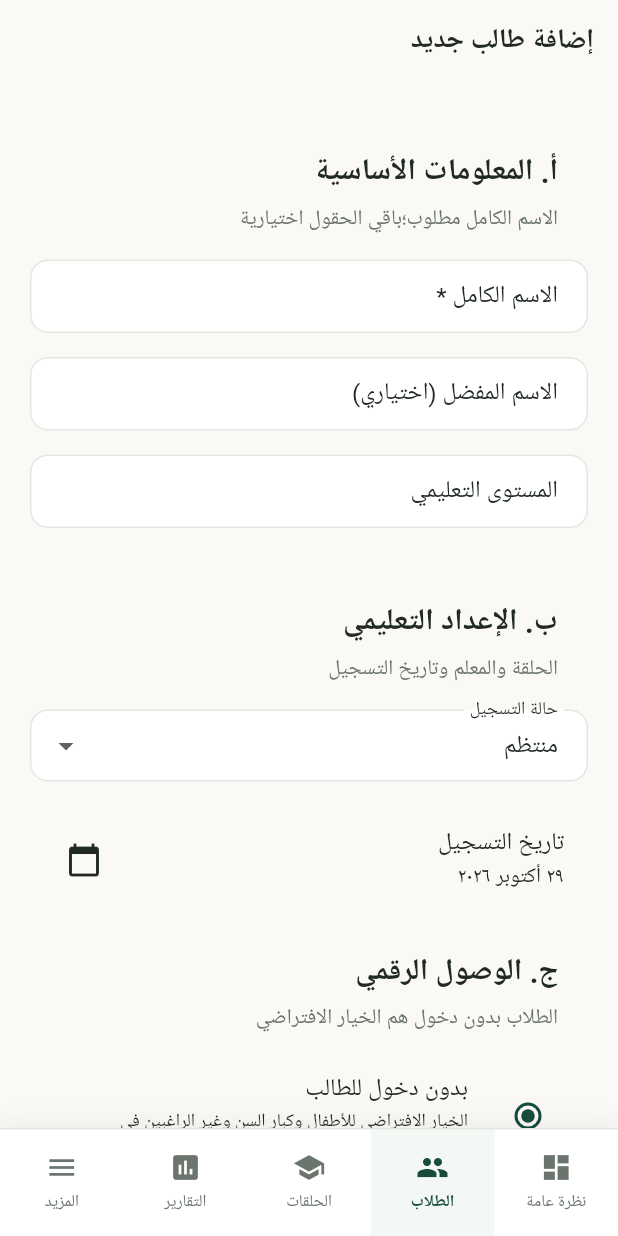
After one commit to ammar0xff/quran-center, a Flutter app: the AddStudentScreen screen opened by its route, on a phone screen of 412 x 824 dp. The commit adds this screen. Run offline on Flutter 3.47's test engine with Material 3 defaults, Android fonts, the phone set to English and light mode, and no system bars; our stand-ins replace cloud_firestore, firebase_auth, firebase_core, flutter_riverpod, go_router; accounts and stored records are empty.

Commit message:
Phase 4 (part 3): director Add Student form
- lib/features/director/students/add_student_screen.dart — multi-section Add
  Student form (A: basic info with full name required + optional DOB/contact;
  B: educational setup level/circle/teacher/enrollment status; C: digital access
  no-login default vs create login; D: review summary). Account mode 'none' is
  default; never forces email. Saves via student repository with success/error
  snackbar feedback.
- lib/app/router.dart — /director/students/add route wired

flutter analyze: No issues found
flutter test: All 31 tests passed

```diff
--- a/lib/app/router.dart
+++ b/lib/app/router.dart
@@ -6,6 +6,7 @@ import 'package:quran_center/features/authentication/screens/forgot_password_scr
 import 'package:quran_center/features/authentication/screens/login_screen.dart';
 import 'package:quran_center/features/authentication/screens/splash_screen.dart';
 import 'package:quran_center/features/director/dashboard/director_dashboard_screen.dart';
+import 'package:quran_center/features/director/students/add_student_screen.dart';
 import 'package:quran_center/features/director/students/student_management_list_screen.dart';
 
 abstract class AppRoute {
@@ -60,6 +61,10 @@ final router = GoRouter(
       path: '/director/students',
       builder: (_, __) => const StudentManagementListScreen(),
     ),
+    GoRoute(
+      path: '/director/students/add',
+      builder: (_, __) => const AddStudentScreen(),
+    ),
   ],
 );
 
--- /dev/null
+++ b/lib/features/director/students/add_student_screen.dart
@@ -0,0 +1,303 @@
+import 'package:flutter/material.dart';
+import 'package:flutter_riverpod/flutter_riverpod.dart';
+import 'package:intl/intl.dart' hide TextDirection;
+import 'package:quran_center/core/theme/design_tokens.dart';
+import 'package:quran_center/data/models/enums.dart';
+import 'package:quran_center/data/models/student.dart';
+import 'package:quran_center/data/providers/repositories.dart';
+import 'package:quran_center/design_system/components/custom_bottom_nav.dart';
+
+/// Director "Add Student" form.
+///
+/// Multi-section form:
+///   A. Basic information (full name required; DOB/contact optional)
+///   B. Educational setup (level, circle, teacher, enrollment date, status)
+///   C. Digital access (no login [default] or create login)
+///   D. Review summary
+///
+/// Never forces children/non-technical adults to provide email.
+/// Account mode 'none' is the recommended default.
+class AddStudentScreen extends ConsumerStatefulWidget {
+  const AddStudentScreen({super.key});
+
+  @override
+  ConsumerState<AddStudentScreen> createState() => _AddStudentScreenState();
+}
+
+class _AddStudentScreenState extends ConsumerState<AddStudentScreen> {
+  final _formKey = GlobalKey<FormState>();
+  final _fullNameController = TextEditingController();
+  final _preferredNameController = TextEditingController();
+  final _educationalLevelController = TextEditingController();
+
+  AccountMode _accountMode = AccountMode.none; // default: no login
+  EnrollmentStatus _enrollmentStatus = EnrollmentStatus.active;
+  bool _submitting = false;
+  int _section = 0; // 0=A, 1=B, 2=C, 3=D
+
+  String? _validateRequired(String? value) {
+    if (value == null || value.trim().isEmpty) {
+      return 'هذا الحقل مطلوب';
+    }
+    return null;
+  }
+
+  @override
+  void dispose() {
+    _fullNameController.dispose();
+    _preferredNameController.dispose();
+    _educationalLevelController.dispose();
+    super.dispose();
+  }
+
+  Future<void> _save() async {
+    if (!_formKey.currentState!.validate()) return;
+    setState(() => _submitting = true);
+    try {
+      final repo = ref.read(studentRepositoryProvider);
+      final student = Student(
+        studentId: 's_${DateTime.now().millisecondsSinceEpoch}',
+        centerId: 'center-1',
+        fullName: _fullNameController.text.trim(),
+        preferredName: _preferredNameController.text.trim().isEmpty
+            ? null
+            : _preferredNameController.text.trim(),
+        accountMode: _accountMode,
+        enrollmentStatus: _enrollmentStatus,
+        educationalLevel: _educationalLevelController.text.trim().isEmpty
+            ? 'مبتدئ'
+            : _educationalLevelController.text.trim(),
+        createdAt: DateTime.now(),
+        updatedAt: DateTime.now(),
+      );
+      await repo.createStudent(student);
+      if (!mounted) return;
+      ScaffoldMessenger.of(context).showSnackBar(const SnackBar(
+        content: Text('تم إضافة الطالب بنجاح'),
+        backgroundColor: DesignTokens.success,
+      ));
+      // TODO: navigate to new student profile
+    } catch (e) {
+      if (!mounted) return;
+      ScaffoldMessenger.of(context).showSnackBar(SnackBar(
+        content: Text('فشل الإضافة: $e'),
+        backgroundColor: DesignTokens.error,
+      ));
+    } finally {
+      if (mounted) setState(() => _submitting = false);
+    }
+  }
+
+  Widget _sectionHeader(String title, String subtitle) {
+    return Padding(
+      padding: const EdgeInsets.symmetric(horizontal: DesignTokens.space20),
+      child: Column(
+        crossAxisAlignment: CrossAxisAlignment.start,
+        children: [
+          const SizedBox(height: DesignTokens.space24),
+          Text(
+            title,
+            style: const TextStyle(
+              fontSize: 20,
+              fontWeight: FontWeight.w700,
+              color: DesignTokens.mainText,
+            ),
+          ),
+          const SizedBox(height: DesignTokens.space6),
+          Text(
+            subtitle,
+            style: TextStyle(fontSize: 14, color: DesignTokens.secondaryText),
+          ),
+          const SizedBox(height: DesignTokens.space16),
+        ],
+      ),
+    );
+  }
+
+  @override
+  Widget build(BuildContext context) {
+    return Directionality(
+      textDirection: TextDirection.rtl,
+      child: Scaffold(
+        backgroundColor: DesignTokens.warmOffWhite,
+        appBar: AppBar(
+          title: const Text('إضافة طالب جديد'),
+          centerTitle: false,
+        ),
+        body: Form(
+          key: _formKey,
+          child: ListView(
+            padding: const EdgeInsets.all(DesignTokens.space20),
+            children: [
+              // Section A: Basic information
+              _sectionHeader('أ. المعلومات الأساسية', 'الاسم الكامل مطلوب؛باقي الحقول اختيارية'),
+              TextFormField(
+                controller: _fullNameController,
+                decoration: const InputDecoration(
+                  labelText: 'الاسم الكامل *',
+                  hintText: 'أدخل الاسم الكامل للطالب',
+                ),
+                validator: _validateRequired,
+              ),
+              const SizedBox(height: DesignTokens.space16),
+              TextFormField(
+                controller: _preferredNameController,
+                decoration: const InputDecoration(
+                  labelText: 'الاسم المفضل (اختياري)',
+                  hintText: 'اسم يُنادي به الطالب',
+                ),
+              ),
+              const SizedBox(height: DesignTokens.space16),
+              TextFormField(
+                controller: _educationalLevelController,
+                decoration: const InputDecoration(
+                  labelText: 'المستوى التعليمي',
+                  hintText: 'مثال: مبتدئ',
+                ),
+              ),
+              const SizedBox(height: DesignTokens.space24),
+
+              // Section B: Educational setup
+              _sectionHeader('ب. الإعداد التعليمي', 'الحلقة والمعلم وتاريخ التسجيل'),
+              DropdownButtonFormField<EnrollmentStatus>(
+                value: _enrollmentStatus,
+                decoration: const InputDecoration(labelText: 'حالة التسجيل'),
+                items: EnrollmentStatus.values.map((s) {
+                  return DropdownMenuItem(
+                    value: s,
+                    child: Text(_statusLabel(s)),
+                  );
+                }).toList(),
+                onChanged: (v) => setState(() => _enrollmentStatus = v!),
+              ),
+              const SizedBox(height: DesignTokens.space16),
+              ListTile(
+                title: const Text('تاريخ التسجيل'),
+                subtitle: Text(DateFormat.yMMMMd('ar').format(DateTime.now())),
+                trailing: const Icon(Icons.calendar_today),
+                onTap: () {},
+              ),
+
+              // Section C: Digital access
+              _sectionHeader('ج. الوصول الرقمي', 'الطلاب بدون دخول هم الخيار الافتراضي'),
+              ListTile(
+                leading: Radio<AccountMode>(
+                  value: AccountMode.none,
+                  groupValue: _accountMode,
+                  onChanged: (v) => setState(() => _accountMode = v!),
+                ),
+                title: const Text('بدون دخول للطالب'),
+                subtitle: const Text(
+                  'الخيار الافتراضي للأطفال وكبار السن وغير الراغبين في التكنولوجيا',
+                  style: TextStyle(fontSize: 12),
+                ),
+              ),
+              ListTile(
+                leading: Radio<AccountMode>(
+                  value: AccountMode.loginEnabled,
+                  groupValue: _accountMode,
+                  onChanged: (v) => setState(() => _accountMode = v!),
+                ),
+                title: const Text('إنشاء دخول للطالب'),
+                subtitle: const Text(
+                  'سيتم تزويد الطالب بحساب دخول آمن مرتبط بملفه التعليمي الحالي',
+                  style: TextStyle(fontSize: 12),
+                ),
+              ),
+              if (_accountMode == AccountMode.loginEnabled) ...[
+                const SizedBox(height: DesignTokens.space16),
+                TextFormField(
+                  decoration: const InputDecoration(
+                    labelText: 'بريد إلكتروني (مطلوب إذا تم تفعيل الدخول)',
+                  ),
+                  validator: _validateRequired,
+                ),
+                const SizedBox(height: DesignTokens.space16),
+              ],
+
+              // Section D: Review
+              _sectionHeader('د. المراجعة', 'مراجعة البيانات قبل الحفظ'),
+              Card(
+                child: Padding(
+                  padding: const EdgeInsets.all(DesignTokens.space16),
+                  child: Column(
+                    crossAxisAlignment: CrossAxisAlignment.start,
+                    children: [
+                      Text('الاسم: ${_fullNameController.text}'),
+                      const SizedBox(height: DesignTokens.space8),
+                      Text('المستوى: ${_educationalLevelController.text}'),
+                      const SizedBox(height: DesignTokens.space8),
+                      Text('حالة التسجيل: ${_statusLabel(_enrollmentStatus)}'),
+                      const SizedBox(height: DesignTokens.space8),
+                      Text(
+                        'نوع الوصول: ${_accountMode == AccountMode.loginEnabled ? "دخول مفعّل" : "بدون دخول"}',
+                      ),
+                    ],
+                  ),
+                ),
+              ),
+              const SizedBox(height: DesignTokens.space32),
+
+              // Actions
+              Row(
+                children: [
+                  Expanded(
+                    child: OutlinedButton(
+                      onPressed: _submitting ? null : () => _section > 0
+                          ? setState(() => _section--)
+                          : null,
+                      child: const Text('السابق'),
+                    ),
+                  ),
+                  const SizedBox(width: DesignTokens.space16),
+                  Expanded(
+                    child: FilledButton(
+                      onPressed: _submitting ? null : _save,
+                      child: _submitting
+                          ? const SizedBox(
+                              height: 20,
+                              width: 20,
+                              child: CircularProgressIndicator(
+                                strokeWidth: 2,
+                                valueColor: AlwaysStoppedAnimation(Colors.white),
+                              ),
+                            )
+                          : const Text('حفظ الطالب'),
+                    ),
+                  ),
+                ],
+              ),
+              const SizedBox(height: DesignTokens.space24),
+            ],
+          ),
+        ),
+        bottomNavigationBar: CustomBottomNav(
+          items: const [
+            BottomNavItem(label: 'نظرة عامة', icon: Icons.dashboard, activeIcon: Icons.dashboard),
+            BottomNavItem(label: 'الطلاب', icon: Icons.people, activeIcon: Icons.people),
+            BottomNavItem(label: 'الحلقات', icon: Icons.school, activeIcon: Icons.school),
+            BottomNavItem(label: 'التقارير', icon: Icons.insert_chart, activeIcon: Icons.insert_chart),
+            BottomNavItem(label: 'المزيد', icon: Icons.menu, activeIcon: Icons.menu),
+          ],
+          currentIndex: 1,
+          onTap: (i) {},
+        ),
+      ),
+    );
+  }
+
+  String _statusLabel(EnrollmentStatus s) {
+    switch (s) {
+      case EnrollmentStatus.active:
+        return 'منتظم';
+      case EnrollmentStatus.archived:
+        return 'مؤرشف';
+      case EnrollmentStatus.withdrawn:
+        return 'منسحب';
+      case EnrollmentStatus.completed:
+        return 'مكتمل';
+      case EnrollmentStatus.transferred:
+        return 'منقول';
+    }
+  }
+}
```
